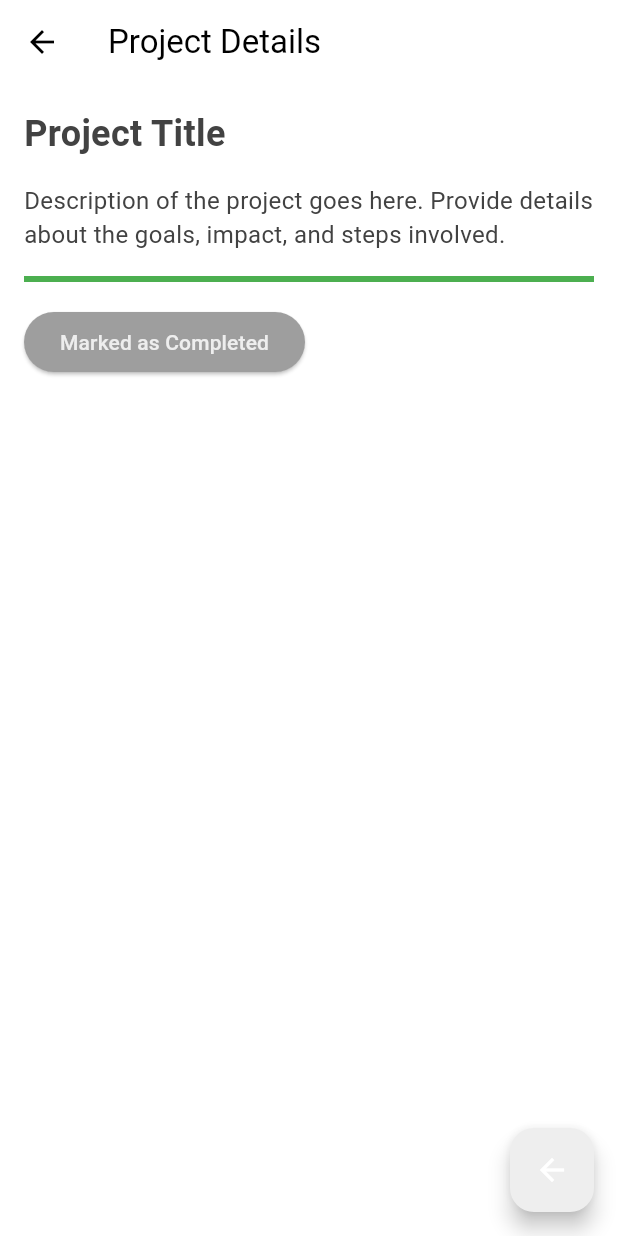
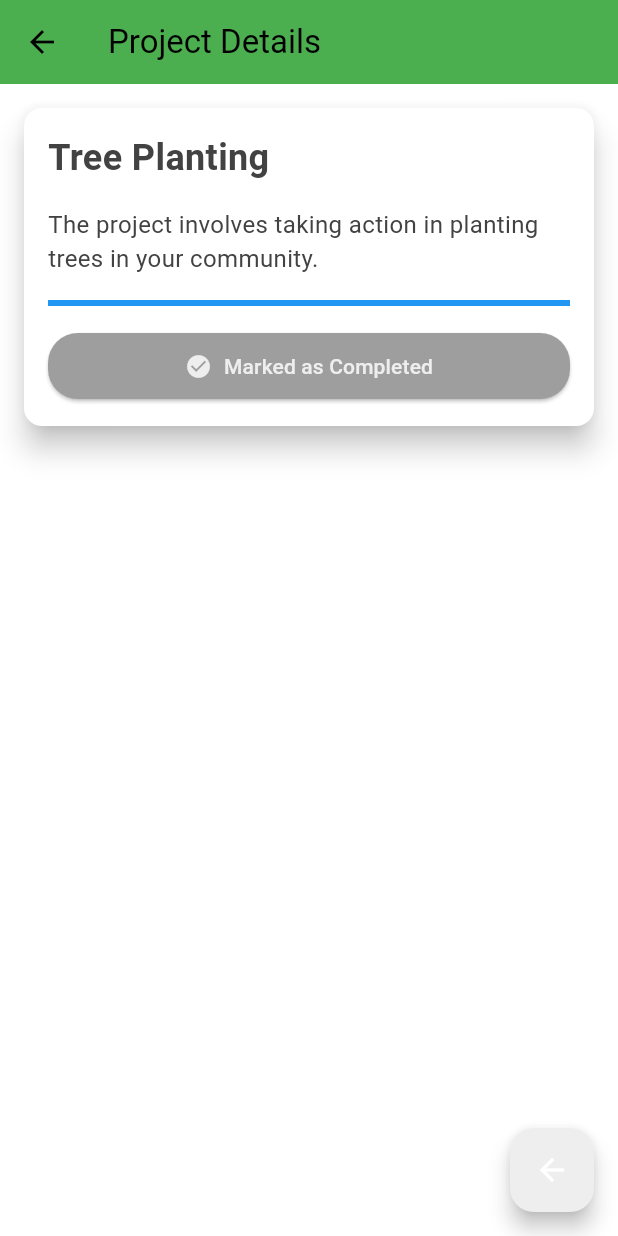
Before and after one commit to GraciousDaniel/green, a Flutter app: the ProjectDetailsPage screen opened directly, after a tap on "Mark as Completed", on a phone screen of 412 x 824 dp. Run offline on Flutter 3.47's test engine with Material 3 defaults, Android fonts, the phone set to English and light mode, and no system bars; our stand-ins replace cloud_firestore, firebase_auth, firebase_core, fl_chart, google_sign_in; accounts and stored records are empty.

Commit message:
ui update  3

```diff
--- a/lib/screens/profilepage.dart
+++ b/lib/screens/profilepage.dart
@@ -159,5 +159,4 @@ class MyProfile extends StatelessWidget {
   }
 }
 
-
 //continue to build ui with help from gpt.
--- a/lib/screens/projectdetails.dart
+++ b/lib/screens/projectdetails.dart
@@ -1,61 +1,95 @@
 import 'package:flutter/material.dart';
 
 class ProjectDetailsPage extends StatefulWidget {
-  const ProjectDetailsPage({super.key});
+  const ProjectDetailsPage({Key? key}) : super(key: key);
 
   @override
   _ProjectDetailsPageState createState() => _ProjectDetailsPageState();
 }
 
-class _ProjectDetailsPageState extends State<ProjectDetailsPage> {
+class _ProjectDetailsPageState extends State<ProjectDetailsPage> with SingleTickerProviderStateMixin {
+  late AnimationController _animationController;
   bool isCompleted = false;
+
+  @override
+  void initState() {
+    super.initState();
+    _animationController = AnimationController(
+      vsync: this,
+      duration: const Duration(milliseconds: 500),
+    );
+  }
+
+  @override
+  void dispose() {
+    _animationController.dispose();
+    super.dispose();
+  }
 
   @override
   Widget build(BuildContext context) {
     return Scaffold(
       appBar: AppBar(
+        backgroundColor: const Color.fromARGB(255, 76, 175, 79),
         title: const Text('Project Details'),
       ),
-      body: Padding(
+      body: SingleChildScrollView(
+        child: Card(
+          margin: const EdgeInsets.all(16),
+          elevation: 8,
+          child: Padding(
             padding: const EdgeInsets.all(16.0),
             child: Column(
+              mainAxisSize: MainAxisSize.min,
               crossAxisAlignment: CrossAxisAlignment.start,
               children: [
                 const Text(
-              'Project Title',
+                  'Tree Planting',
                   style: TextStyle(fontSize: 24, fontWeight: FontWeight.bold),
                 ),
 
                 const SizedBox(height: 16),
 
                 const Text(
-              'Description of the project goes here. Provide details about the goals, impact, and steps involved.',
+                  'The project involves taking action in planting trees in your community.',
                   style: TextStyle(fontSize: 16),
                 ),
 
                 const SizedBox(height: 16),
 
                 LinearProgressIndicator(
-              value: isCompleted ? 1.0 : 0.5, // Set the progress value accordingly
-              backgroundColor: Colors.grey,
-              color: Colors.green,
+                  value: isCompleted ? 1.0 : 0.5,
+                  backgroundColor: Colors.grey[300],
+                  valueColor: const AlwaysStoppedAnimation<Color>(Colors.blue),
                 ),
 
                 const SizedBox(height: 16),
 
-            ElevatedButton(
+                AnimatedContainer(
+                  duration: const Duration(milliseconds: 300),
+                  width: double.infinity,
+                  child: ElevatedButton.icon(
                     onPressed: () {
                       setState(() {
                         isCompleted = !isCompleted;
                       });
+                      _playAnimation();
                       // Add any additional logic when the user marks the project as completed
                     },
                     style: ElevatedButton.styleFrom(
                       backgroundColor: isCompleted ? Colors.grey : Colors.green,
+                      shape: RoundedRectangleBorder(
+                        borderRadius: BorderRadius.circular(20),
                       ),
-              child: Text(isCompleted ? 'Marked as Completed' : 'Mark as Completed'),
+                      padding: const EdgeInsets.symmetric(vertical: 12, horizontal: 24),
+                    ),
+                    icon: Icon(isCompleted ? Icons.check_circle : Icons.check_circle_outline),
+                    label: Text(isCompleted ? 'Marked as Completed' : 'Mark as Completed'),
+                  ),
                 ),
               ],
+            ),
+          ),
         ),
       ),
       floatingActionButton: FloatingActionButton(
@@ -66,4 +100,9 @@ class _ProjectDetailsPageState extends State<ProjectDetailsPage> {
       ),
     );
   }
+
+  void _playAnimation() {
+    _animationController.reset();
+    _animationController.forward();
   }
+}
```
Also changed, not shown: lib/screens/resourcepage.dart (+24 -2 lines), lib/screens/userspage.dart (+37 -28 lines). Lines whose indentation alone changed are shown as unchanged.
